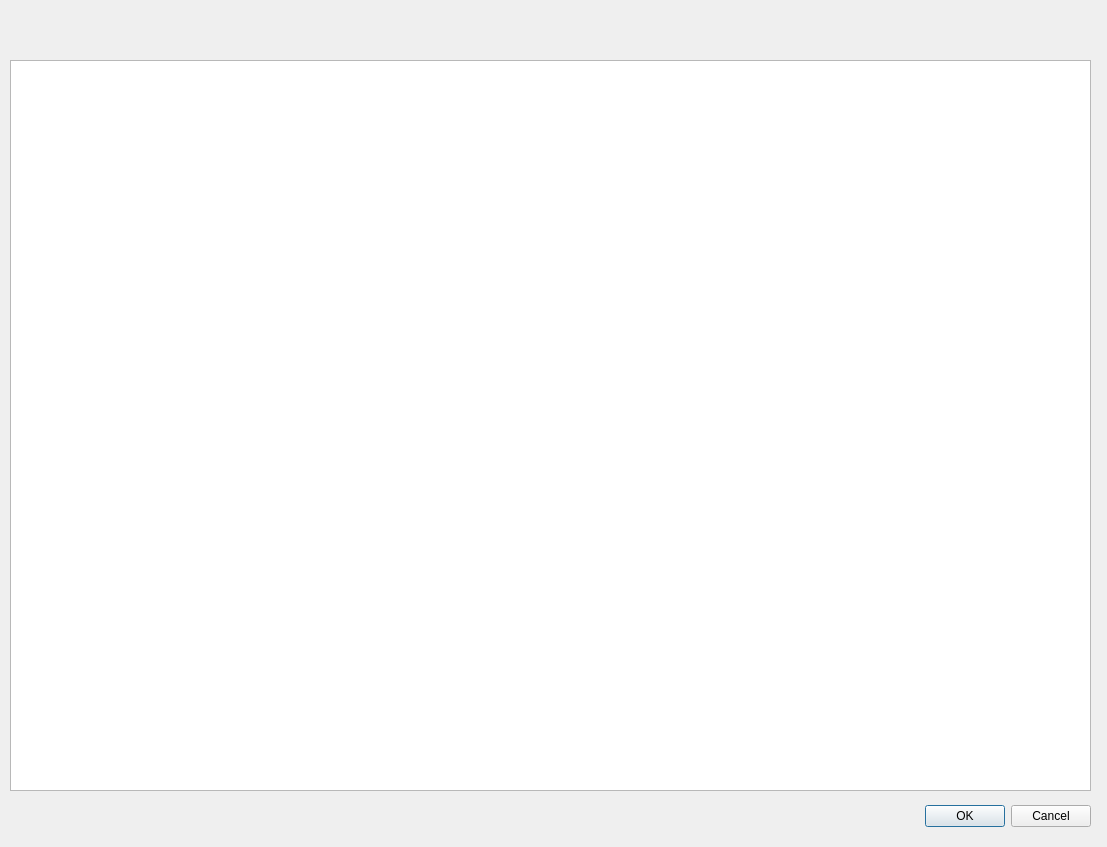
This is bdot_downloader_dialog_base.ui in kamildrejer/bdot_downloader as Qt 5 draws it before an edit. The edited form follows.
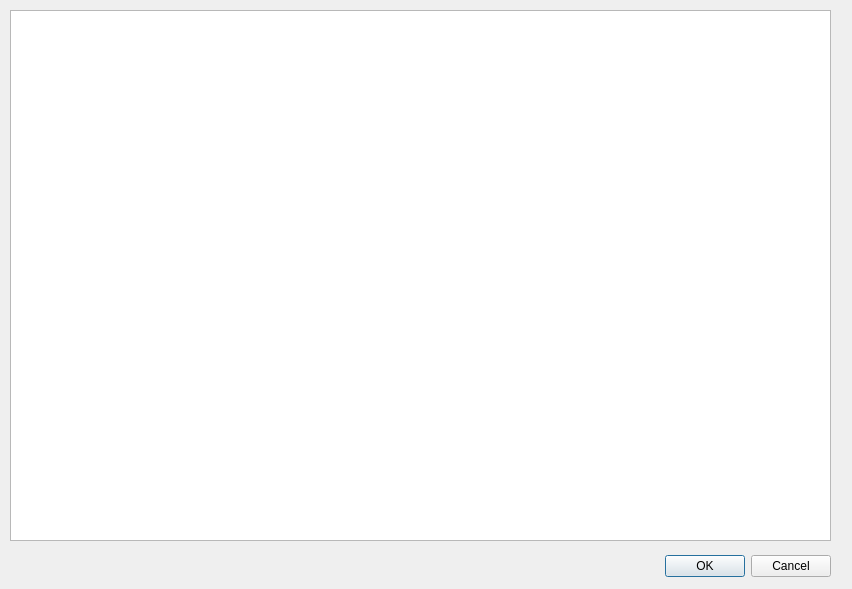
This is the edited form.

What changed in the file:
```diff
--- a/bdot_downloader_dialog_base.ui
+++ b/bdot_downloader_dialog_base.ui
@@ -6,8 +6,8 @@
    <rect>
     <x>0</x>
     <y>0</y>
-    <width>1107</width>
-    <height>847</height>
+    <width>852</width>
+    <height>589</height>
    </rect>
   </property>
   <property name="windowTitle">
@@ -16,8 +16,8 @@
   <widget class="QDialogButtonBox" name="button_box">
    <property name="geometry">
     <rect>
-     <x>750</x>
-     <y>800</y>
+     <x>490</x>
+     <y>550</y>
      <width>341</width>
      <height>32</height>
     </rect>
@@ -33,9 +33,9 @@
    <property name="geometry">
     <rect>
      <x>10</x>
-     <y>60</y>
-     <width>1081</width>
-     <height>731</height>
+     <y>10</y>
+     <width>821</width>
+     <height>531</height>
     </rect>
    </property>
   </widget>
```
